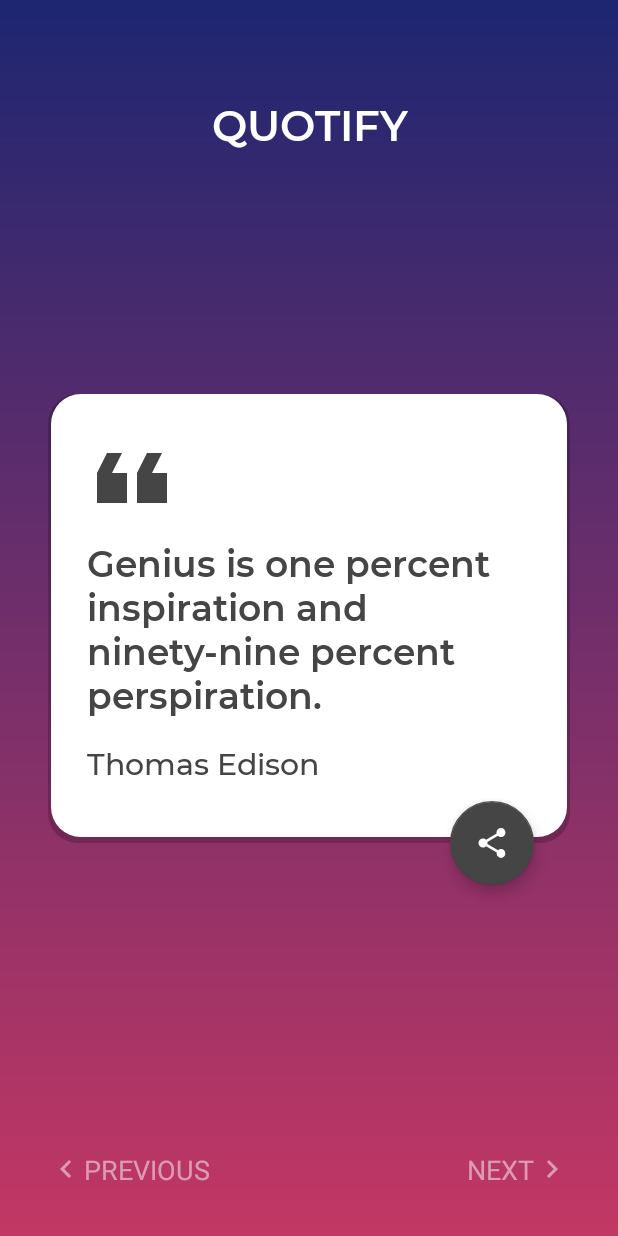
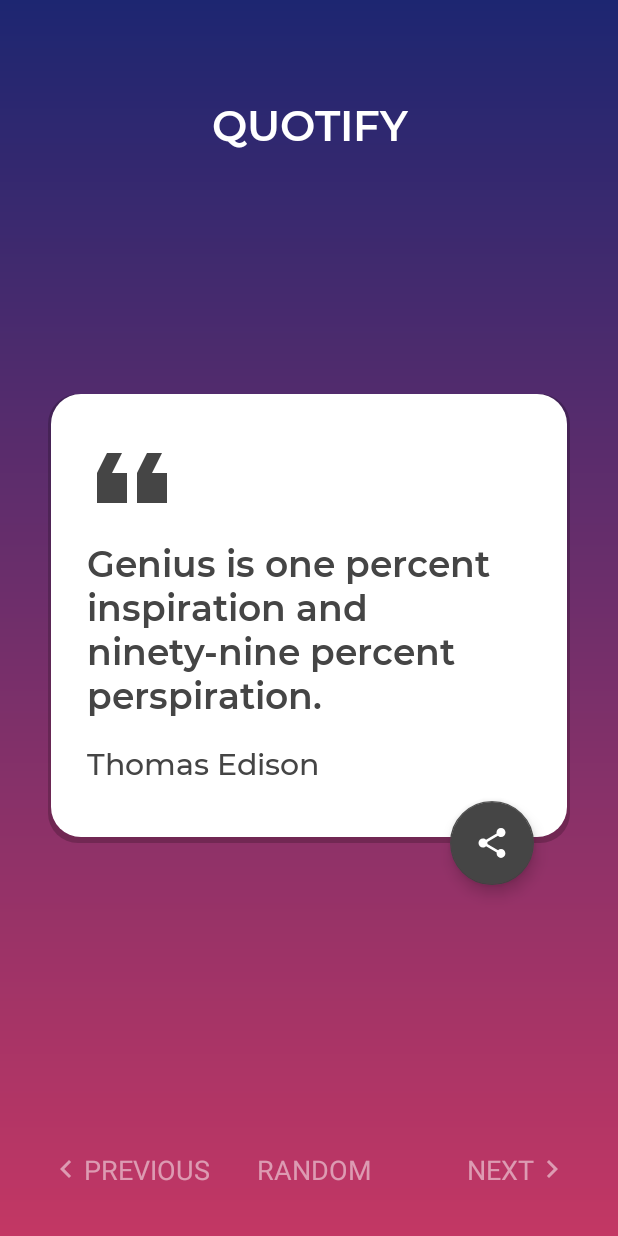
Before and after one commit to Utsav78/QuoteApp, an Android app: the screen it shows after launch (MainActivity), after a tap on an icon or button, on a phone screen of 412 x 824 dp. Run offline under Robolectric (Android 15) with nearby library versions, the phone set to English and light mode, and no system bars.

Commit message:
dark theme and random button implementation

```diff
--- a/app/src/main/java/com/example/quoteapp/MainActivity.kt
+++ b/app/src/main/java/com/example/quoteapp/MainActivity.kt
@@ -20,7 +20,8 @@ class MainActivity : AppCompatActivity() {
         super.onCreate(savedInstanceState)
         setContentView(R.layout.activity_main)
 
-        mainViewModel = ViewModelProvider(this, MainViewModelFactory(application)).get(MainViewModel::class.java)
+        mainViewModel = ViewModelProvider(this, MainViewModelFactory(application))
+                        .get(MainViewModel::class.java)
         setQuote(mainViewModel.getQuote())
 
     }
@@ -38,11 +39,17 @@ class MainActivity : AppCompatActivity() {
         setQuote(mainViewModel.nextQuote())
     }
 
+
+
     fun onShare(view: View) {
         val intent = Intent(Intent.ACTION_SEND)
-        intent.setType("text/plain")
+        intent.type = "text/plain"
         intent.putExtra(Intent.EXTRA_TEXT, mainViewModel.getQuote().text)
         startActivity(intent)
     }
 
+    fun onRandom(view: View) {
+        setQuote(mainViewModel.randomQuote())
+    }
+
 }
--- a/app/src/main/java/com/example/quoteapp/MainViewModel.kt
+++ b/app/src/main/java/com/example/quoteapp/MainViewModel.kt
@@ -3,18 +3,22 @@ package com.example.quoteapp
 import android.content.Context
 import androidx.lifecycle.ViewModel
 import com.google.gson.Gson
+import java.nio.channels.AsynchronousFileChannel.open
 
 class MainViewModel(val context: Context) : ViewModel() {
     private var quoteList: Array<Quote> = emptyArray()
+    private var quoteSize : Int =0
     private var index = 0
 
     init {
         quoteList = loadQuoteFromAssets()
+        quoteSize = quoteList.size
+
     }
 
     private fun loadQuoteFromAssets(): Array<Quote> {
         val inputStream = context.assets.open("quotes.json")
-        val size: Int = inputStream.available()
+        val size : Int = inputStream.available()
         val buffer = ByteArray(size)
         inputStream.read(buffer)
         inputStream.close()
@@ -25,8 +29,13 @@ class MainViewModel(val context: Context) : ViewModel() {
 
     fun getQuote() = quoteList[index]
 
-    fun nextQuote() = quoteList[++index]
+    fun nextQuote() = quoteList[++index ]
 
     fun previousQuote() = quoteList[--index]
 
+    fun randomQuote():Quote {
+        return quoteList[(0..quoteList.size).random()]
+    }
+
+
 }
--- a/app/src/main/java/com/example/quoteapp/MainViewModelFactory.kt
+++ b/app/src/main/java/com/example/quoteapp/MainViewModelFactory.kt
@@ -4,7 +4,7 @@ import android.content.Context
 import androidx.lifecycle.ViewModel
 import androidx.lifecycle.ViewModelProvider
 
-class MainViewModelFactory(val context: Context) : ViewModelProvider.Factory {
+class MainViewModelFactory( val context: Context) : ViewModelProvider.Factory {
     override fun <T : ViewModel?> create(modelClass: Class<T>): T {
         return MainViewModel(context) as T
 
--- a/app/src/main/res/layout/activity_main.xml
+++ b/app/src/main/res/layout/activity_main.xml
@@ -93,6 +93,16 @@
             android:layout_width="wrap_content"
             android:layout_height="wrap_content"
             android:layout_weight="1"
+            android:drawableTint="#80FFFFFF"
+            android:text="RANDOM"
+            android:onClick="onRandom"
+            android:textColor="#80FFFFFF"
+            android:textSize="18sp" />
+
+        <TextView
+            android:layout_width="wrap_content"
+            android:layout_height="wrap_content"
+            android:layout_weight="1"
             android:drawableEnd="@drawable/ic_arrow"
             android:drawableTint="#80FFFFFF"
             android:text="NEXT"
--- a/app/src/main/res/values-night/themes.xml
+++ b/app/src/main/res/values-night/themes.xml
@@ -1,6 +1,6 @@
 <resources xmlns:tools="http://schemas.android.com/tools">
     <!-- Base application theme. -->
-    <style name="Theme.QuoteApp" parent="Theme.MaterialComponents.DayNight.DarkActionBar">
+    <style name="Theme.QuoteApp" parent="Theme.MaterialComponents.DayNight.NoActionBar">
         <!-- Primary brand color. -->
         <item name="colorPrimary">@color/purple_200</item>
         <item name="colorPrimaryVariant">@color/purple_700</item>
```
